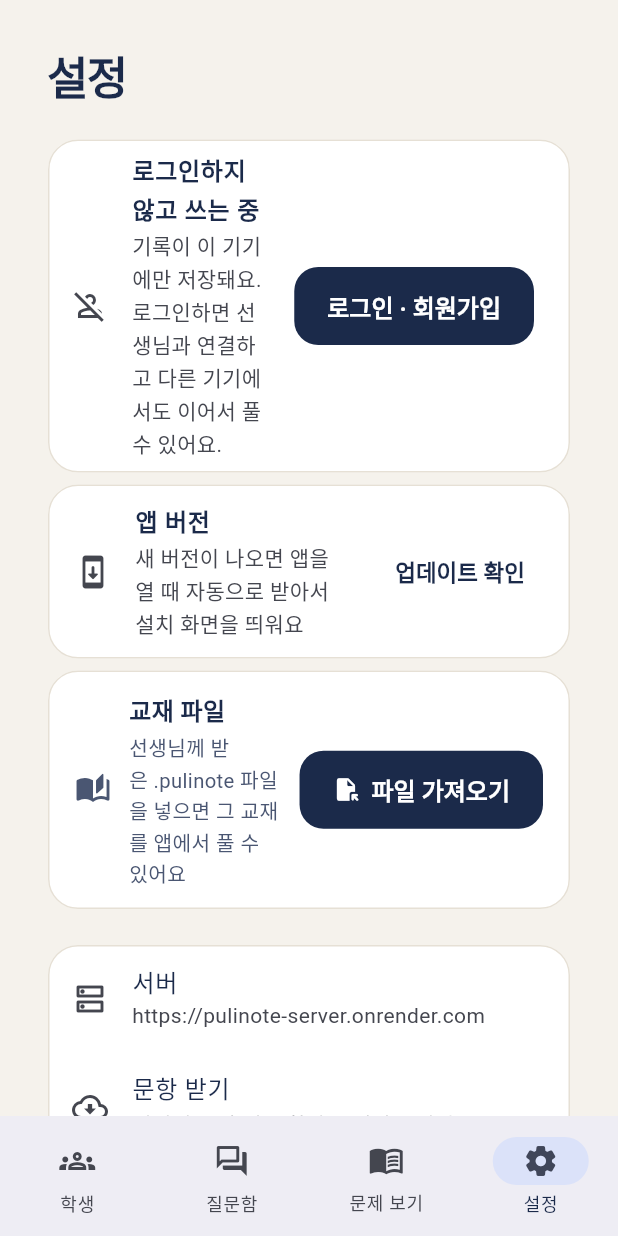
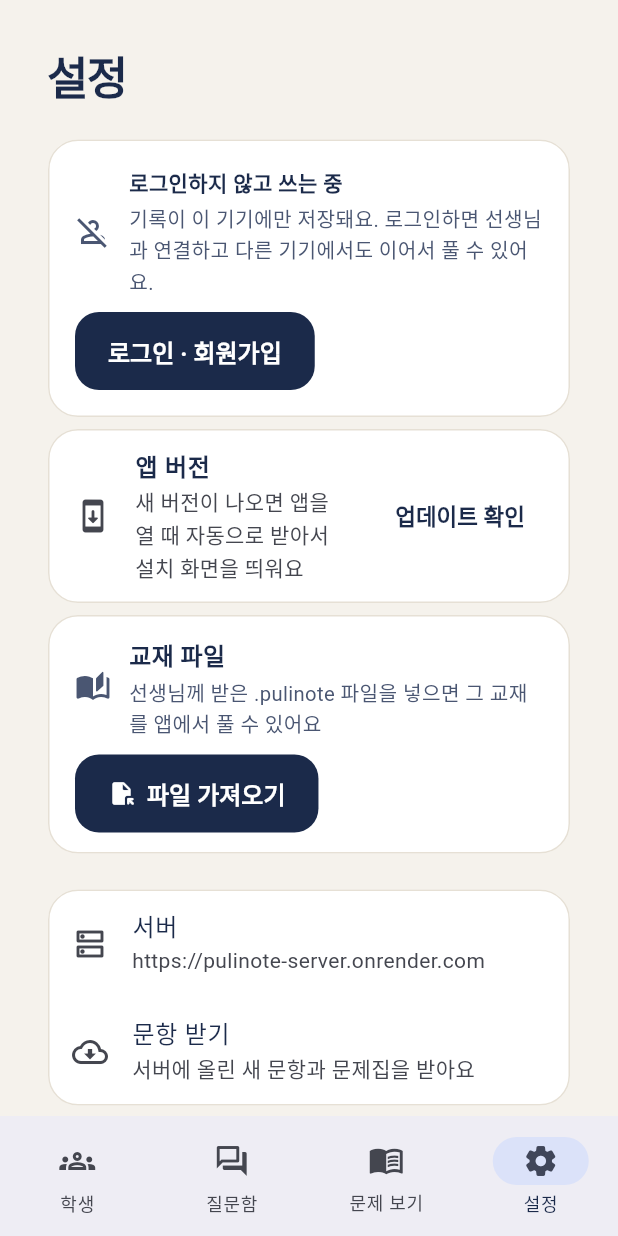
Before and after one commit to BruceKalifa/study-app, a Flutter app: the TeacherShell screen opened directly, item 4 of the bottom bar chosen, on a phone screen of 412 x 824 dp. Run offline on Flutter 3.47's test engine with Material 3 defaults, Android fonts, the phone set to English and light mode, and no system bars; our stand-ins replace flutter_svg, tuple; missing offline and left inert: google_mlkit_digital_ink_recognition; accounts and stored records are empty; network calls fail; Roboto replaces fonts that are missing (Pretendard); statements that could not run were skipped.

Commit message:
폰 세로: 홈 오늘의 세트·내 교재·설정 카드가 잘리지 않게
- 오늘의 오답 변형 세트: 좁으면 고리를 위로, 글과 버튼을 아래로
- 내 교재: 머리말 버튼을 아래로, 좁으면 한 칸씩, 과목 줄 버튼은 아이콘만
- ActionRow(common.dart): 글+버튼 줄을 좁은 화면에서 접어 내리는 공용 위젯 —
  계정 카드·교재 파일·서버 교재에 적용

Co-Authored-By: Claude Opus 5 <noreply@anthropic.com>
Claude-Session: https://claude.ai/code/session_015XQeDd3pnVuqpyV7fCEfmc

```diff
--- a/lib/screens/teacher_shell.dart
+++ b/lib/screens/teacher_shell.dart
@@ -917,14 +917,23 @@ class AccountCard extends StatelessWidget {
     final a = app.account;
     if (a == null) {
       return Card(
-        child: ListTile(
-          leading: const Icon(Icons.person_off_outlined),
-          title: const Text('로그인하지 않고 쓰는 중', style: TextStyle(fontWeight: FontWeight.w800)),
-          subtitle: const Text('기록이 이 기기에만 저장돼요. 로그인하면 선생님과 연결하고 다른 기기에서도 이어서 풀 수 있어요.'),
-          trailing: FilledButton(
+        child: Padding(
+          padding: const EdgeInsets.all(18),
+          child: ActionRow(
+            leading: const Icon(Icons.person_off_outlined, color: AppColors.inkSoft),
+            actions: [
+              FilledButton(
                 key: const Key('settings-login'),
                 onPressed: app.showWelcome,
                 child: const Text('로그인 · 회원가입'),
+              ),
+            ],
+            child: const Column(crossAxisAlignment: CrossAxisAlignment.start, children: [
+              Text('로그인하지 않고 쓰는 중', style: TextStyle(fontWeight: FontWeight.w800)),
+              SizedBox(height: 2),
+              Text('기록이 이 기기에만 저장돼요. 로그인하면 선생님과 연결하고 다른 기기에서도 이어서 풀 수 있어요.',
+                  style: TextStyle(color: AppColors.inkSoft, fontSize: 13.5)),
+            ]),
           ),
         ),
       );
@@ -933,28 +942,26 @@ class AccountCard extends StatelessWidget {
       child: Padding(
         padding: const EdgeInsets.all(18),
         child: Column(crossAxisAlignment: CrossAxisAlignment.start, children: [
-          Row(children: [
-            CircleAvatar(
+          ActionRow(
+            leading: CircleAvatar(
               radius: 24,
               backgroundColor: a.isTeacher ? AppColors.correct : AppColors.blue,
               child: Icon(a.isTeacher ? Icons.co_present_rounded : Icons.school_rounded, color: Colors.white),
             ),
-            const SizedBox(width: 14),
-            Expanded(
-              child: Column(crossAxisAlignment: CrossAxisAlignment.start, children: [
-                Text('${a.name} (${a.roleLabel})', style: const TextStyle(fontSize: 18, fontWeight: FontWeight.w800)),
-                Text('아이디 ${a.loginId}', style: const TextStyle(color: AppColors.inkMuted, fontWeight: FontWeight.w600)),
-              ]),
-            ),
+            actions: [
               TextButton(onPressed: () => _password(context), child: const Text('비밀번호 바꾸기')),
-            const SizedBox(width: 6),
               OutlinedButton.icon(
                 key: const Key('logout'),
                 onPressed: () => _logout(context),
                 icon: const Icon(Icons.logout_rounded),
                 label: const Text('로그아웃'),
               ),
+            ],
+            child: Column(crossAxisAlignment: CrossAxisAlignment.start, children: [
+              Text('${a.name} (${a.roleLabel})', style: const TextStyle(fontSize: 18, fontWeight: FontWeight.w800)),
+              Text('아이디 ${a.loginId}', style: const TextStyle(color: AppColors.inkMuted, fontWeight: FontWeight.w600)),
             ]),
+          ),
           if (!a.isTeacher) ...[
             const Divider(height: 28),
             Row(children: [
--- a/lib/widgets/book_files_card.dart
+++ b/lib/widgets/book_files_card.dart
@@ -4,6 +4,7 @@ import 'package:flutter/material.dart';
 
 import '../app/app_state.dart';
 import '../app/theme.dart';
+import 'common.dart';
 import '../services/content_import.dart';
 
 /// 설정: 교재 파일(.pulinote) 가져오기 · 넣은 교재 목록 · 빼기 (학생·선생님 공통).
@@ -73,18 +74,9 @@ class _BookFilesCardState extends State<BookFilesCard> {
       child: Padding(
         padding: const EdgeInsets.fromLTRB(18, 14, 18, 14),
         child: Column(crossAxisAlignment: CrossAxisAlignment.start, children: [
-          Row(children: [
-            const Icon(Icons.auto_stories_rounded, color: AppColors.inkSoft),
-            const SizedBox(width: 12),
-            const Expanded(
-              child: Column(crossAxisAlignment: CrossAxisAlignment.start, children: [
-                Text('교재 파일', style: TextStyle(fontWeight: FontWeight.w800, fontSize: 16)),
-                SizedBox(height: 2),
-                Text('선생님께 받은 .pulinote 파일을 넣으면 그 교재를 앱에서 풀 수 있어요',
-                    style: TextStyle(color: AppColors.inkSoft, fontSize: 13.5)),
-              ]),
-            ),
-            const SizedBox(width: 12),
+          ActionRow(
+            leading: const Icon(Icons.auto_stories_rounded, color: AppColors.inkSoft),
+            actions: [
               _busy
                   ? const SizedBox(width: 24, height: 24, child: CircularProgressIndicator(strokeWidth: 2.5))
                   : FilledButton.icon(
@@ -93,7 +85,14 @@ class _BookFilesCardState extends State<BookFilesCard> {
                       icon: const Icon(Icons.file_open_rounded, size: 18),
                       label: const Text('파일 가져오기'),
                     ),
+            ],
+            child: const Column(crossAxisAlignment: CrossAxisAlignment.start, children: [
+              Text('교재 파일', style: TextStyle(fontWeight: FontWeight.w800, fontSize: 16)),
+              SizedBox(height: 2),
+              Text('선생님께 받은 .pulinote 파일을 넣으면 그 교재를 앱에서 풀 수 있어요',
+                  style: TextStyle(color: AppColors.inkSoft, fontSize: 13.5)),
             ]),
+          ),
           if (_msg.isNotEmpty) ...[
             const SizedBox(height: 10),
             Text(_msg,
--- a/lib/widgets/common.dart
+++ b/lib/widgets/common.dart
@@ -303,3 +303,34 @@ Color accuracyColor(double v) {
 }
 
 String pct(double v) => '${(v * 100).round()}%';
+
+/// 글 + 버튼 한 줄. 좁은 화면(폰 세로)에서는 버튼을 글 아래로 내려 글자가 잘리지 않게 한다.
+class ActionRow extends StatelessWidget {
+  const ActionRow({super.key, this.leading, required this.child, required this.actions, this.breakAt = 620, this.gap = 10});
+  final Widget? leading;
+  final Widget child;
+  final List<Widget> actions;
+  final double breakAt;
+  final double gap;
+
+  @override
+  Widget build(BuildContext context) {
+    return LayoutBuilder(builder: (context, box) {
+      final narrow = box.maxWidth < breakAt;
+      final head = Row(crossAxisAlignment: CrossAxisAlignment.center, children: [
+        if (leading != null) ...[leading!, SizedBox(width: gap + 2)],
+        Expanded(child: child),
+        if (!narrow)
+          for (final a in actions) ...[SizedBox(width: gap), a],
+      ]);
+      if (!narrow) return head;
+      return Column(crossAxisAlignment: CrossAxisAlignment.start, children: [
+        head,
+        if (actions.isNotEmpty) ...[
+          const SizedBox(height: 10),
+          Wrap(spacing: gap, runSpacing: 8, children: actions),
+        ],
+      ]);
+    });
+  }
+}
```
Also changed, not shown: lib/screens/dashboard_screen.dart (+33 -26 lines), lib/screens/library_screen.dart (+47 -14 lines), lib/widgets/server_books_card.dart (+15 -16 lines). Lines whose indentation alone changed are shown as unchanged.
